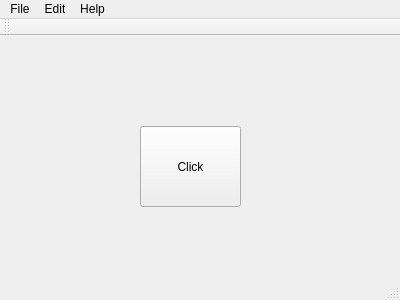
First picture: the form in Qtlanguage/mainwindow.ui, repository 16NIIT-LYL/LYL, before the edit.
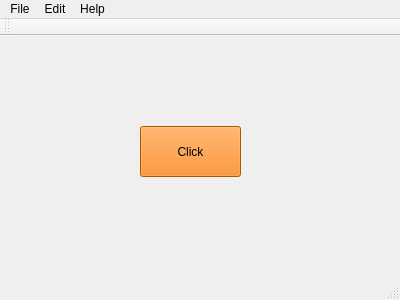
Second picture: the form after the edit.

What changed in the file:
```diff
--- a/Qtlanguage/mainwindow.ui
+++ b/Qtlanguage/mainwindow.ui
@@ -20,9 +20,12 @@
       <x>140</x>
       <y>90</y>
       <width>101</width>
-      <height>81</height>
+      <height>51</height>
      </rect>
     </property>
+    <property name="styleSheet">
+     <string notr="true">background-color: rgb(245, 121, 0);</string>
+    </property>
     <property name="text">
      <string>Click</string>
     </property>
```
Left out of the diff: 2 changed lines with no effect on the pictures.
